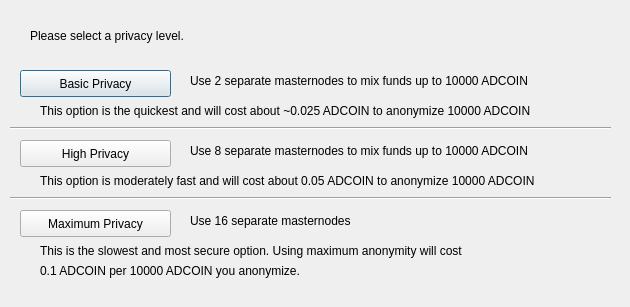
This is src/qt/forms/obfuscationconfig.ui in adcoin-project/AdCoin as Qt 5 draws it before an edit. The edited form follows.
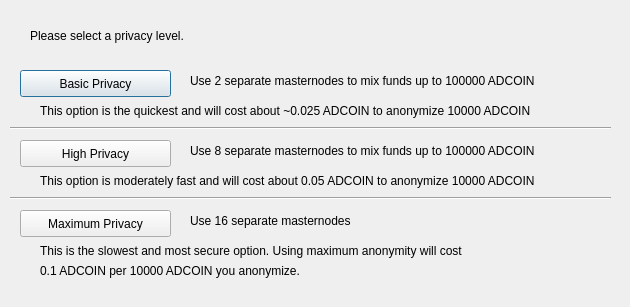
This is the edited form.

Commit message: adjusted some numbers

Diff of the .ui file:
```diff
--- a/src/qt/forms/obfuscationconfig.ui
+++ b/src/qt/forms/obfuscationconfig.ui
@@ -75,7 +75,7 @@
     </rect>
    </property>
    <property name="text">
-    <string>Use 2 separate masternodes to mix funds up to 10000 ADCOIN</string>
+    <string>Use 2 separate masternodes to mix funds up to 100000 ADCOIN</string>
    </property>
   </widget>
   <widget class="QLabel" name="label_3">
@@ -88,7 +88,7 @@
     </rect>
    </property>
    <property name="text">
-    <string>Use 8 separate masternodes to mix funds up to 10000 ADCOIN</string>
+    <string>Use 8 separate masternodes to mix funds up to 100000 ADCOIN</string>
    </property>
   </widget>
   <widget class="QLabel" name="label_4">
```
